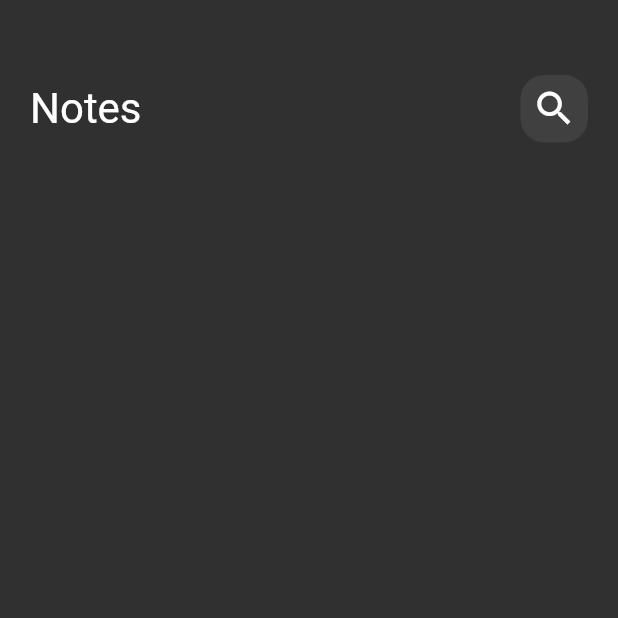
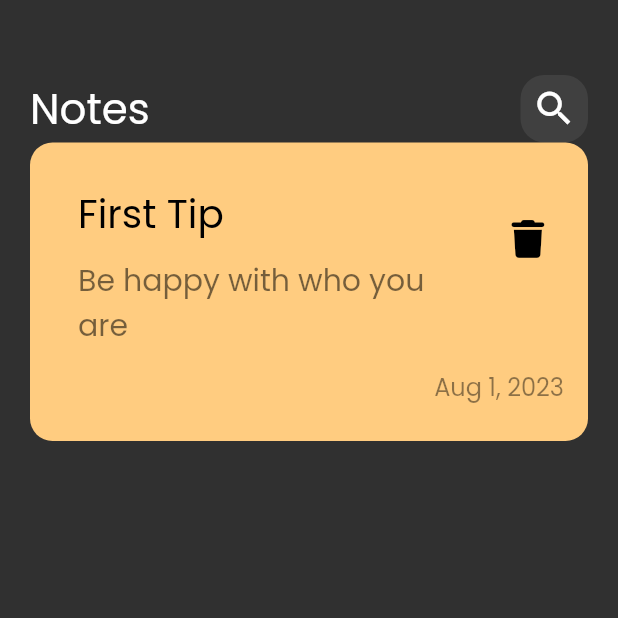
Before and after one commit to AhmedRamy2000/Noto_app, a Flutter app: the screen it shows after launch, on a phone screen of 412 x 824 dp, the top half of it. Run offline on Flutter 3.47's test engine with Material 2 defaults, Android fonts, the phone set to English and light mode, and no system bars; our stand-ins replace font_awesome_flutter.

Commit message:
create custom note item

```diff
--- a/lib/main.dart
+++ b/lib/main.dart
@@ -11,7 +11,7 @@ class NotoApp extends StatelessWidget {
   Widget build(BuildContext context) {
     return MaterialApp(
       debugShowCheckedModeBanner: false,
-      theme: ThemeData(brightness: Brightness.dark),
+      theme: ThemeData(brightness: Brightness.dark, fontFamily: 'Poppins'),
       home: NotesView(),
     );
   }
--- a/lib/views/notes_view.dart
+++ b/lib/views/notes_view.dart
@@ -1,5 +1,5 @@
 import 'package:flutter/material.dart';
-import 'package:notesapp/views/widgets/notes_view_body.dart';
+import 'package:notesapp/widgets/notes_view_body.dart';
 
 class NotesView extends StatelessWidget {
   const NotesView({super.key});
--- /dev/null
+++ b/lib/widgets/NoteItem.dart
@@ -0,0 +1,51 @@
+import 'package:flutter/material.dart';
+import 'package:font_awesome_flutter/font_awesome_flutter.dart';
+
+class NoteItem extends StatelessWidget {
+  const NoteItem({super.key});
+
+  @override
+  Widget build(BuildContext context) {
+    return Container(
+      padding: const EdgeInsets.only(top: 24, bottom: 24, left: 16),
+      decoration: BoxDecoration(
+          color: const Color(0xffFFCC80),
+          borderRadius: BorderRadius.circular(15)),
+      child: Column(
+        crossAxisAlignment: CrossAxisAlignment.end,
+        children: [
+
+          ListTile(
+            title: const Text(
+              'First Tip',
+              style: TextStyle(
+                  color: Colors.black,
+                  fontSize: 26,
+                  fontWeight: FontWeight.w500),
+            ),
+            subtitle: const Padding(
+              padding: EdgeInsets.symmetric(vertical: 10),
+              child: Text('Be happy with who you are',
+                  style: TextStyle(color: Colors.black54, fontSize: 20)),
+            ),
+            trailing: IconButton(
+                onPressed: () {},
+                icon: const Icon(
+                  FontAwesomeIcons.trash,
+                  color: Colors.black,
+                  size: 25,
+                )),
+          ),
+
+          const Padding(
+            padding: EdgeInsets.only(right: 16),
+            child: Text(
+              'Aug 1, 2023',
+              style: TextStyle(color: Colors.black45, fontSize: 16),
+            ),
+          )
+        ],
+      ),
+    );
+  }
+}
--- a/lib/views/widgets/custom_app_bar.dart
+++ b/lib/widgets/custom_app_bar.dart
@@ -1,5 +1,5 @@
 import 'package:flutter/material.dart';
-import 'package:notesapp/views/widgets/custom_search_icon.dart';
+import 'package:notesapp/widgets/custom_search_icon.dart';
 
 class CustomAppBar extends StatelessWidget {
   const CustomAppBar({super.key});
--- a/lib/views/widgets/notes_view_body.dart
+++ b/lib/widgets/notes_view_body.dart
@@ -1,5 +1,6 @@
 import 'package:flutter/material.dart';
-import 'package:notesapp/views/widgets/custom_app_bar.dart';
+import 'package:notesapp/widgets/NoteItem.dart';
+import 'package:notesapp/widgets/custom_app_bar.dart';
 
 class NotesViewBody extends StatelessWidget {
   const NotesViewBody({super.key});
@@ -12,6 +13,7 @@ class NotesViewBody extends StatelessWidget {
         children: [
           SizedBox(height: 50),
           CustomAppBar(),
+          NoteItem(),
         ],
       ),
     );
```
Also changed, not shown: pubspec.yaml (+8 -17 lines), assets/fonts/Poppins-Regular.ttf (added), lib/widgets/custom_search_icon.dart (renamed from lib/views/widgets/custom_search_icon.dart), pubspec.lock.
